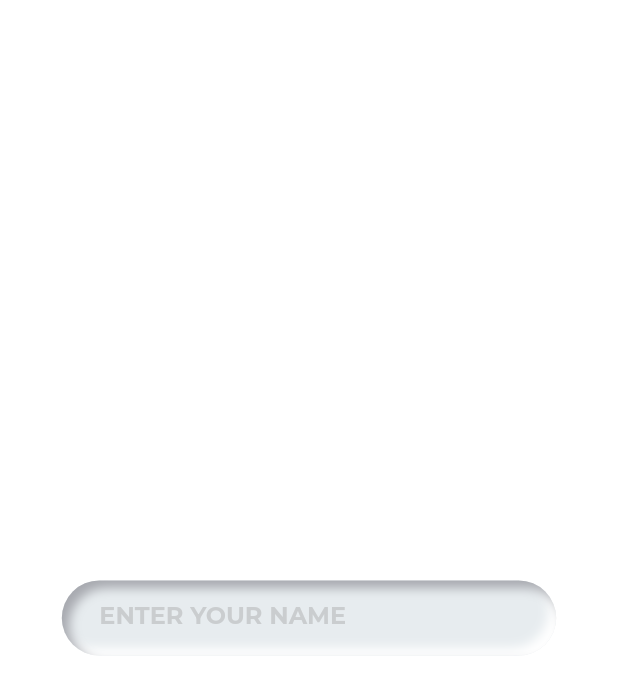
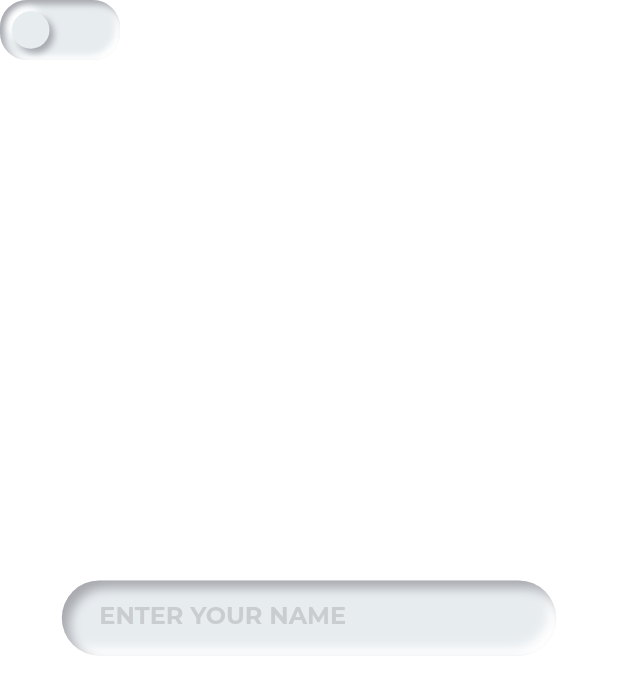
Before and after one commit to coilvoltic/tightwad, a Flutter app: the RoomLobby screen opened directly, on a phone screen of 412 x 824 dp. Shown: the top 694 px of the screen. Run offline on Flutter 3.47's test engine with Material 2 defaults, Android fonts, the phone set to English and light mode, and no system bars; our stand-ins replace animated_splash_screen, confetti, flutter_inset_box_shadow, flutter_neumorphic, font_awesome_flutter, google_fonts and 2 more; missing offline and left inert: flutter_glow; accounts and stored records are empty.

Commit message:
Start custom neumorphic switch

```diff
--- a/lib/src/dev/game/components/common/big_button.dart
+++ b/lib/src/dev/game/components/common/big_button.dart
@@ -1,10 +1,12 @@
 import 'package:flutter/material.dart';
 import 'package:provider/provider.dart';
+import 'package:tightwad/src/database/database.dart';
 import 'package:tightwad/src/notifiers/entity_notifier.dart';
 
 import 'package:tightwad/src/notifiers/game_handler_notifier.dart';
 import 'package:tightwad/src/notifiers/options_notifier.dart';
 import 'package:tightwad/src/utils/common_enums.dart';
+import 'package:tightwad/src/utils/utils.dart';
 
 class BigButton extends StatefulWidget {
   const BigButton({Key? key}) : super(key: key);
--- a/lib/src/dev/game/components/multiplayer/room_lobby.dart
+++ b/lib/src/dev/game/components/multiplayer/room_lobby.dart
@@ -1,5 +1,6 @@
 import 'package:flutter/material.dart';
 import 'package:flutter/services.dart';
+import 'package:flutter_neumorphic/flutter_neumorphic.dart';
 import 'package:google_fonts/google_fonts.dart';
 import 'package:provider/provider.dart';
 import 'package:tightwad/src/database/database.dart';
@@ -17,21 +18,8 @@ class RoomLobby extends StatefulWidget {
 
 class _RoomLobbyState extends State<RoomLobby> {
 
-  bool _isPressed = false;
-
-  @override
-  Widget build(BuildContext context) {
-    return Scaffold(
-      backgroundColor: Colors.transparent,
-      body: Responsive(
-        child: Consumer<OptionsNotifier>(
-          builder: (context, _, __) {
-            return Center(
-              child: GestureDetector(
-                onTap: () => setState(() {
-                  _isPressed = !_isPressed;
-                }),
-                child: AnimatedContainer(
+  AnimatedContainer buildNeumorphicTextField(final String hintText) {
+    return AnimatedContainer(
       duration: const Duration(milliseconds: Utils.THEME_ANIMATION_DURATION_MS),
       height: 50,
       width: MediaQuery.of(context).size.width * 0.8,
@@ -52,7 +40,7 @@ class _RoomLobbyState extends State<RoomLobby> {
           ],
           decoration: InputDecoration(
             border: InputBorder.none,
-                        hintText: 'ENTER YOUR NAME',
+            hintText: hintText,
             hintStyle: GoogleFonts.montserrat(
             color: Database.getGameTheme() == Utils.DIAMOND_THEME_INDEX ?
               ThemeColors.labelColor.diamond.withAlpha(70) : ThemeColors.labelColor.lightOrDark.withAlpha(100),
@@ -62,8 +50,57 @@ class _RoomLobbyState extends State<RoomLobby> {
           textInputAction: TextInputAction.done,
         ),
       ),
+    );
+  }
+
+  bool _switch = false;
+
+  GestureDetector buildNeumorphicSwitch() {
+    return GestureDetector(
+      onTap: () => setState(() {
+          _switch = !_switch;
+      }),
+      child: TweenAnimationBuilder<Alignment>(
+        tween: Tween<Alignment>(begin: Alignment.centerLeft, end: _switch ? Alignment.centerRight : Alignment.centerLeft),
+        duration: const Duration(milliseconds: Utils.THEME_ANIMATION_DURATION_MS - 50),
+        builder: (_, alignment, __) {
+          return AnimatedContainer(
+            duration: const Duration(milliseconds: Utils.THEME_ANIMATION_DURATION_MS),
+            height: 40,
+            width: 80,
+            decoration: Utils.buildNeumorphismBox(18.0, 3.0, 3.0, true),
+            alignment: alignment,
+            child: Padding(
+              padding: const EdgeInsets.only(left: 8.0, right: 8.0),
+              child: AnimatedContainer(
+                duration: const Duration(milliseconds: Utils.THEME_ANIMATION_DURATION_MS),
+                height: 25,
+                width: 25,
+                decoration: Utils.buildNeumorphismBox(25.0, 3.0, 3.0, false),
               ),
             ),
+          );
+        }
+      ),
+    );
+  }
+
+  @override
+  Widget build(BuildContext context) {
+
+
+    return Scaffold(
+      backgroundColor: Colors.transparent,
+      body: Responsive(
+        child: Consumer<OptionsNotifier>(
+          builder: (context, _, __) {
+            return Stack(
+              children: [
+                Center(
+                  child: buildNeumorphicTextField('ENTER YOUR NAME'),
+                ),
+                buildNeumorphicSwitch(),
+              ],
             );
           }
         ),
--- a/lib/src/dev/game/components/scores.dart
+++ b/lib/src/dev/game/components/scores.dart
@@ -1,6 +1,7 @@
 import 'dart:math';
 
 import 'package:flutter/material.dart';
+import 'package:flutter_neumorphic/flutter_neumorphic.dart';
 import 'package:provider/provider.dart';
 import 'package:font_awesome_flutter/font_awesome_flutter.dart';
 import 'package:google_fonts/google_fonts.dart';
@@ -49,7 +50,7 @@ class _ScoresState extends State<Scores> {
     return FaIcon(
       FontAwesomeIcons.robot,
       size: gamePxSize / 12,
-      color: Utils.getIconColorFromTheme(),
+      color: Utils.getPassedColorFromTheme(),
     );
   }
 
--- a/lib/src/dev/tutorial/components/learning/learning_pages.dart
+++ b/lib/src/dev/tutorial/components/learning/learning_pages.dart
@@ -281,7 +281,7 @@ class _LearningPagesState extends State<LearningPages> {
         Center(
           child: SizedBox.expand(
             child: TextButton(
-              onPressed: () => notifier.changeGameEntity(Entity.singleplayer),
+              onPressed: () => notifier.changeGameEntity(Entity.singleplayerwelcome),
               style: const ButtonStyle(
                 splashFactory: NoSplash.splashFactory,
               ),
--- a/lib/src/dev/tutorial/tutorial.dart
+++ b/lib/src/dev/tutorial/tutorial.dart
@@ -1,7 +1,7 @@
 import 'package:flutter/material.dart';
 import 'package:provider/provider.dart';
 import 'package:tightwad/src/dev/tutorial/components/learning/learning_pages.dart';
-import 'package:tightwad/src/dev/tutorial/components/welcome_page.dart';
+import 'package:tightwad/src/utils/welcome.dart';
 import 'package:tightwad/src/notifiers/entity_notifier.dart';
 import 'package:tightwad/src/utils/common_enums.dart';
 
@@ -21,7 +21,7 @@ class _TutorialState extends State<Tutorial> {
       builder: (context, entityNotifier, _) {
         if (entityNotifier.getTutoPhase == TutorialPhase.welcome)
         {
-          return const WelcomePage();
+          return const Welcome(destination: 'tightwad!');
         }
         else
         {
--- a/lib/src/utils/common_enums.dart
+++ b/lib/src/utils/common_enums.dart
@@ -6,7 +6,7 @@ enum VolumeMode { up, off }
 
 enum Player { user, algo, none }
 
-enum Entity { tutorial, singleplayer, multiplayer, none }
+enum Entity { tutorial, singleplayerwelcome, multiplayerwelcome, singleplayergame, multiplayergame, none }
 
 enum TutorialPhase { welcome, learning, finished }
 
--- a/lib/src/utils/utils.dart
+++ b/lib/src/utils/utils.dart
@@ -18,10 +18,15 @@ class Utils {
   // ignore: constant_identifier_names
   static const int TUTORIAL_ENTITY_INDEX = 0;
   // ignore: constant_identifier_names
-  static const int SINGLEPLAYER_ENTITY_INDEX = 1;
+  static const int SINGLEPLAYERGAME_ENTITY_INDEX = 1;
   // ignore: constant_identifier_names
-  static const int MULTIPLAYER_ENTITY_INDEX = 2;
+  static const int MULTIPLAYERGAME_ENTITY_INDEX = 2;
+  // ignore: constant_identifier_names
+  static const int SINGLEPLAYERWELCOME_ENTITY_INDEX = 3;
+  // ignore: constant_identifier_names
+  static const int MULTIPLAYERWELCOME_ENTITY_INDEX = 4;
 
+  // ignore: constant_identifier_names
   static const int THEME_ANIMATION_DURATION_MS = 150;
 
 
@@ -36,7 +41,7 @@ class Utils {
     return Colors.white;
   }
 
-  static Color getTileBrightessColorFromTheme() {
+  static Color getTileBrightnessColorFromTheme() {
     if (Database.getGameTheme() == LIGHT_THEME_INDEX) {
       return ThemeColors.tileBrightness.getLightColor;
     } else if (Database.getGameTheme() == DARK_THEME_INDEX) {
@@ -113,6 +118,16 @@ class Utils {
     return Colors.white;
   }
 
+  static Color getLabelColorFromTheme() {
+    if (Database.getGameTheme() == LIGHT_THEME_INDEX ||
+        Database.getGameTheme() == DARK_THEME_INDEX) {
+      return ThemeColors.labelColor.lightOrDark;
+    } else if (Database.getGameTheme() == DIAMOND_THEME_INDEX) {
+      return ThemeColors.labelColor.diamond;
+    }
+    return Colors.white;
+  }
+
   static bool shouldGlow() {
     return Database.getGameTheme() == DIAMOND_THEME_INDEX;
   }
@@ -127,8 +142,8 @@ class Utils {
   }
 
   static bool isPressedFromGameEntity(final Entity gameEntity) {
-    if (Database.getGameEntity() == SINGLEPLAYER_ENTITY_INDEX && gameEntity == Entity.singleplayer ||
-        Database.getGameEntity() == MULTIPLAYER_ENTITY_INDEX && gameEntity  == Entity.multiplayer) {
+    if (Database.getGameEntity() == SINGLEPLAYERGAME_ENTITY_INDEX && gameEntity == Entity.singleplayergame ||
+        Database.getGameEntity() == MULTIPLAYERGAME_ENTITY_INDEX && gameEntity  == Entity.multiplayergame) {
       return true;
     }
     return false;
@@ -147,7 +162,7 @@ class Utils {
         BoxShadow(
           blurRadius: blurRadius,
           offset: -Offset(offset, offset),
-          color: Utils.getTileBrightessColorFromTheme(),
+          color: Utils.getTileBrightnessColorFromTheme(),
           inset: isPressed,
         ),
         BoxShadow(
--- a/pubspec.yaml
+++ b/pubspec.yaml
@@ -43,6 +43,7 @@ dependencies:
   shared_preferences: ^2.0.15
   animated_splash_screen: ^1.3.0
   flutter_glow: ^0.2.0
+  flutter_neumorphic: ^3.2.0
 
 dev_dependencies:
   flutter_test:
```
Also changed, not shown: lib/src/dev/game/components/common/blur.dart (+5 -4 lines), lib/src/dev/game/components/common/options/modes_buttons.dart (+19 -17 lines), lib/src/dev/game/components/common/options/settings_buttons.dart (+15 -10 lines), lib/src/dev/game/components/map.dart (+1 -9 lines), lib/src/dev/game/game.dart (+23 -6 lines), lib/src/dev/tutorial/components/welcome_page.dart (deleted, +0 -126 lines), lib/src/notifiers/entity_notifier.dart (+8 -5 lines), lib/src/utils/welcome.dart (added, +136 -0 lines), pubspec.lock. Lines whose indentation alone changed are shown as unchanged.
